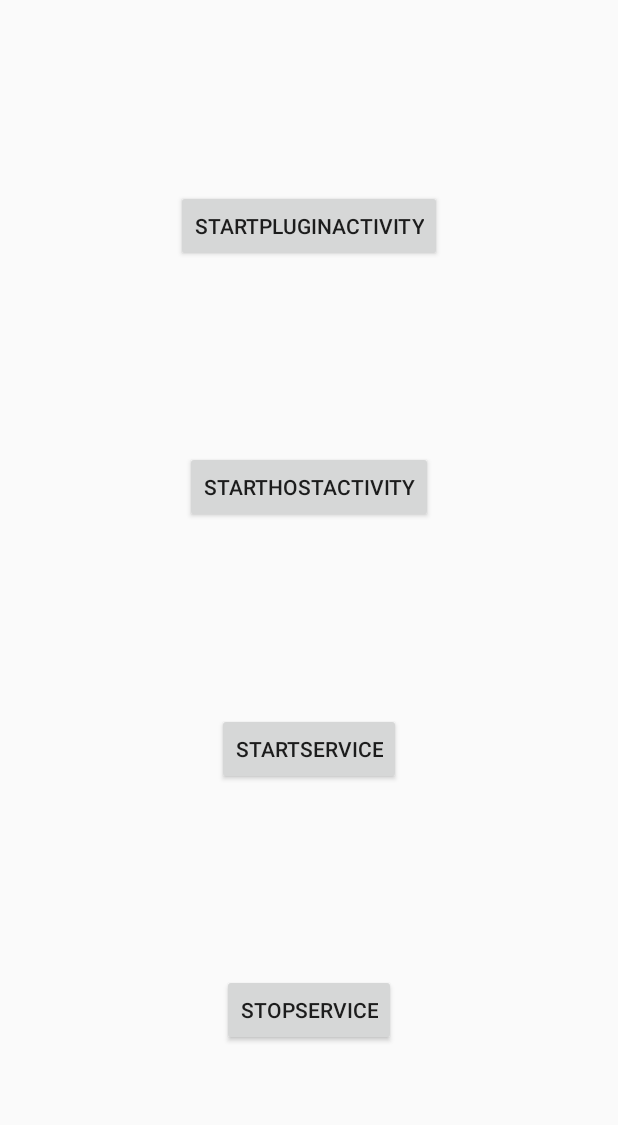
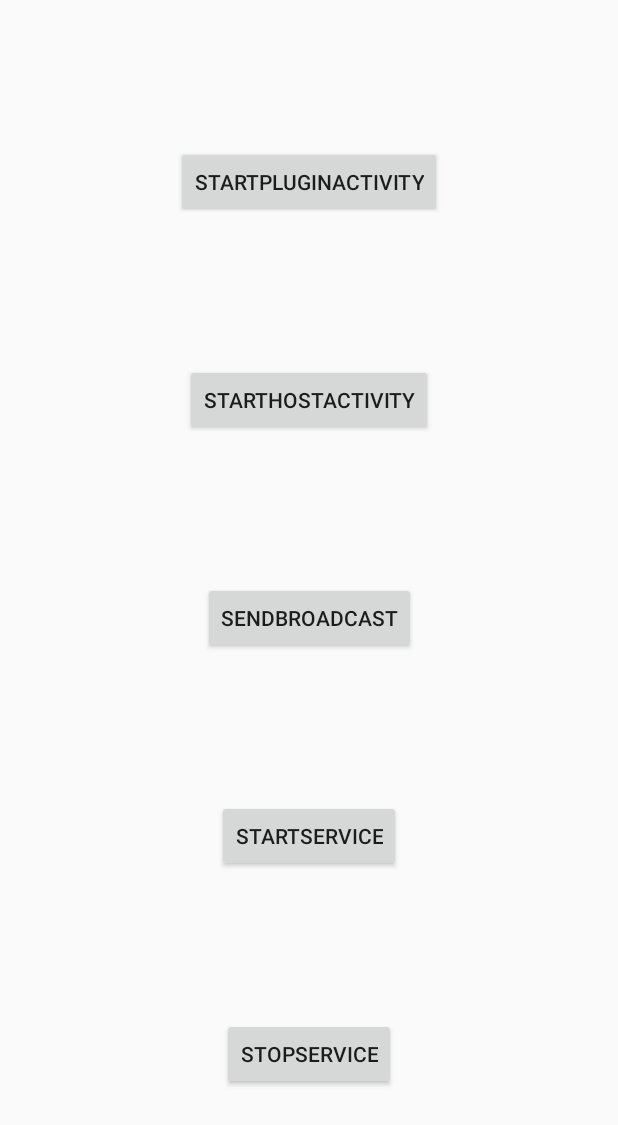
Before and after one commit to iamdennisme/pluginstudydemo, an Android app: the screen it shows after launch (MainActivity), on a phone screen of 412 x 824 dp. Shown: the top 1125 px of the screen. Run offline under Robolectric (Android 15) with nearby library versions, the phone set to English and light mode, and no system bars; our stand-ins replace Timber; libraries missing offline, so code that uses them is left out: com.blankj.utilcode; 10 statements that could not run were skipped.

```diff
--- /dev/null
+++ b/app/src/main/java/com/dennisce/pluginstudydemo/util/BroadcastReceiverUtil.java
@@ -0,0 +1,28 @@
+package com.dennisce.pluginstudydemo.util;
+
+import android.content.BroadcastReceiver;
+import android.content.Context;
+import android.content.IntentFilter;
+
+import com.blankj.utilcode.util.ReflectUtils;
+import com.dennisce.pluginstudydemo.loader.ApkLoadManager;
+
+public class BroadcastReceiverUtil {
+    public void register(Context context){
+        registerNormal(context);
+    }
+    private void registerManifestRegisterBoard(Context context){
+
+
+    }
+
+    private void registerNormal(Context context){
+        try {
+          BroadcastReceiver  receiver = (BroadcastReceiver) ApkLoadManager.getSingleton().getPluginClassLoader().loadClass("com.dennisce.testplugin.PluginBroadcastReceiver").newInstance();
+            context.registerReceiver(receiver,new IntentFilter("Plugin_Receiver"));
+
+        } catch (ClassNotFoundException | IllegalAccessException | InstantiationException e) {
+            e.printStackTrace();
+        }
+    }
+}
--- a/app/src/main/res/layout/activity_main.xml
+++ b/app/src/main/res/layout/activity_main.xml
@@ -14,6 +14,7 @@
         android:text="startPluginActivity"
         app:layout_constraintBottom_toTopOf="@+id/startHostActivity"
         app:layout_constraintEnd_toEndOf="parent"
+        app:layout_constraintHorizontal_bias="0.5"
         app:layout_constraintStart_toStartOf="parent"
         app:layout_constraintTop_toTopOf="parent" />
 
@@ -23,8 +24,9 @@
         android:layout_height="wrap_content"
         android:onClick="startHostActivity"
         android:text="startHostActivity"
-        app:layout_constraintBottom_toTopOf="@+id/startService"
+        app:layout_constraintBottom_toTopOf="@+id/sendBroadcast"
         app:layout_constraintEnd_toEndOf="@+id/startPluginActivity"
+        app:layout_constraintHorizontal_bias="0.5"
         app:layout_constraintStart_toStartOf="@+id/startPluginActivity"
         app:layout_constraintTop_toBottomOf="@+id/startPluginActivity" />
 
@@ -36,8 +38,9 @@
         android:text="startService"
         app:layout_constraintBottom_toTopOf="@+id/stopService"
         app:layout_constraintEnd_toEndOf="@+id/startHostActivity"
+        app:layout_constraintHorizontal_bias="0.5"
         app:layout_constraintStart_toStartOf="@+id/startHostActivity"
-        app:layout_constraintTop_toBottomOf="@+id/startHostActivity" />
+        app:layout_constraintTop_toBottomOf="@+id/sendBroadcast" />
 
     <Button
         android:id="@+id/stopService"
@@ -47,6 +50,19 @@
         android:text="stopService"
         app:layout_constraintBottom_toBottomOf="parent"
         app:layout_constraintEnd_toEndOf="@+id/startService"
+        app:layout_constraintHorizontal_bias="0.5"
         app:layout_constraintStart_toStartOf="@+id/startService"
         app:layout_constraintTop_toBottomOf="@+id/startService" />
+
+    <Button
+        android:id="@+id/sendBroadcast"
+        android:layout_width="wrap_content"
+        android:layout_height="wrap_content"
+        android:onClick="sendBroadcast"
+        android:text="sendBroadcast"
+        app:layout_constraintBottom_toTopOf="@+id/startService"
+        app:layout_constraintEnd_toEndOf="@+id/startHostActivity"
+        app:layout_constraintStart_toStartOf="@+id/startHostActivity"
+        app:layout_constraintTop_toBottomOf="@+id/startHostActivity" />
+
 </androidx.constraintlayout.widget.ConstraintLayout>
```
Also changed, not shown: app/src/main/java/com/dennisce/pluginstudydemo/MainActivity.java (+15 -0 lines), app/src/main/java/com/dennisce/pluginstudydemo/loader/ApkLoadManager.java (+33 -0 lines), 1 other file.
